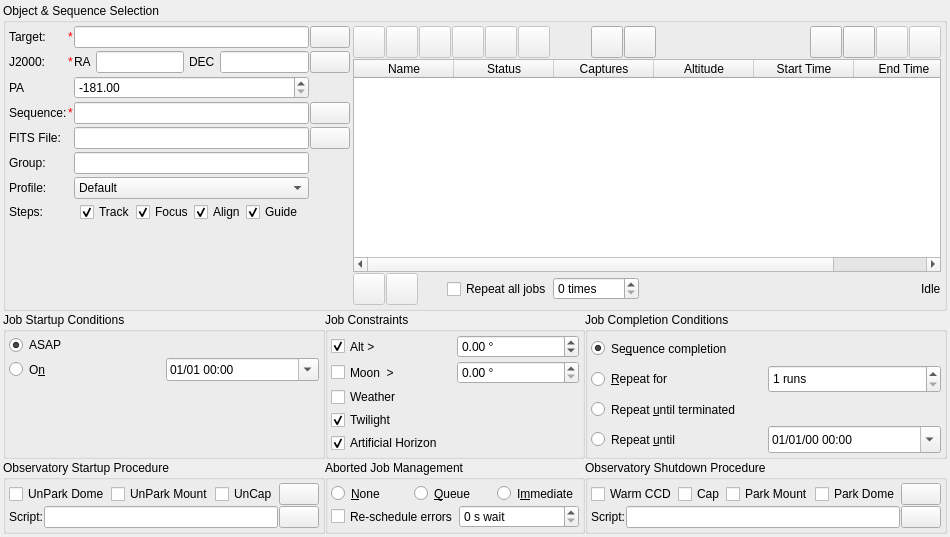
This is kstars/ekos/scheduler/scheduler.ui in KDE/kstars as Qt 5 draws it before an edit. The edited form follows.
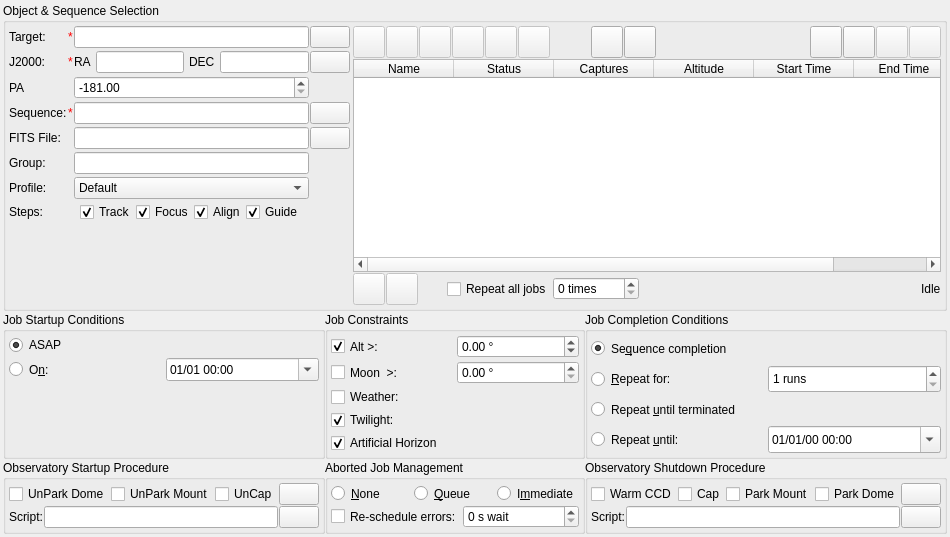
This is the edited form. Icons and pictures are not drawn. Custom widgets are drawn as their Qt base class.

```diff
--- a/kstars/ekos/scheduler/scheduler.ui
+++ b/kstars/ekos/scheduler/scheduler.ui
@@ -1345,7 +1345,7 @@
              </sizepolicy>
             </property>
             <property name="text">
-             <string>&amp;Repeat for</string>
+             <string>&amp;Repeat for:</string>
             </property>
             <attribute name="buttonGroup">
              <string notr="true">completionButtonGroup</string>
@@ -1405,7 +1405,7 @@
              <string>Terminate the job on the given date and time.</string>
             </property>
             <property name="text">
-             <string>Repeat &amp;until</string>
+             <string>Repeat &amp;until:</string>
             </property>
             <attribute name="buttonGroup">
              <string notr="true">completionButtonGroup</string>
@@ -1521,7 +1521,7 @@
              <string>start the job on the specified date and time</string>
             </property>
             <property name="text">
-             <string>O&amp;n</string>
+             <string>O&amp;n:</string>
             </property>
             <attribute name="buttonGroup">
              <string notr="true">startupButtonGroup</string>
@@ -1612,7 +1612,7 @@
              <string>The moon separation must remain equal to or higher than the given value.</string>
             </property>
             <property name="text">
-             <string>Moon  &gt; </string>
+             <string>Moon  &gt;: </string>
             </property>
             <attribute name="buttonGroup">
              <string notr="true">constraintButtonGroup</string>
@@ -1631,7 +1631,7 @@
              <string>The object's altitude must remain equal or higher than the given value.</string>
             </property>
             <property name="text">
-             <string>Alt &gt; </string>
+             <string>Alt &gt;: </string>
             </property>
             <property name="checked">
              <bool>true</bool>
@@ -1672,7 +1672,7 @@
              <string>&lt;html&gt;&lt;head/&gt;&lt;body&gt;&lt;p&gt;Weather conditions must remain safe. When weather conditions become dangerous, shutdown procedure is initiated.&lt;/p&gt;&lt;/body&gt;&lt;/html&gt;</string>
             </property>
             <property name="text">
-             <string>Weather</string>
+             <string>Weather:</string>
             </property>
             <attribute name="buttonGroup">
              <string notr="true">constraintButtonGroup</string>
@@ -1710,7 +1710,7 @@
              <string>&lt;html&gt;&lt;body&gt;&lt;p&gt;The twilight restriction constrains jobs to execute in astronomical darkness. Use the dusk and dawn offsets in the Ekos Scheduler options to adjust the interval.&lt;/p&gt;&lt;/body&gt;&lt;/html&gt;</string>
             </property>
             <property name="text">
-             <string>Twilight</string>
+             <string>Twilight:</string>
             </property>
             <property name="checked">
              <bool>true</bool>
@@ -2069,7 +2069,7 @@
              <string>Treat errors like aborts.</string>
             </property>
             <property name="text">
-             <string>Re-schedule errors</string>
+             <string>Re-schedule errors:</string>
             </property>
            </widget>
           </item>
```
Left out of the diff: 10 changed lines with no effect on the pictures.
